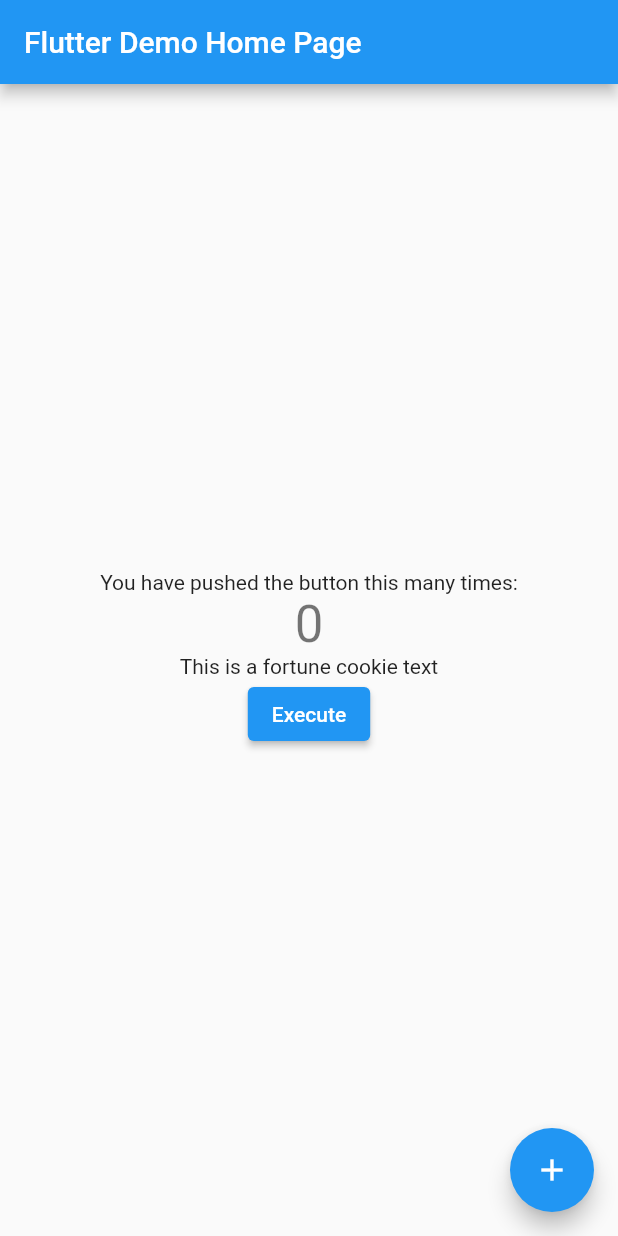
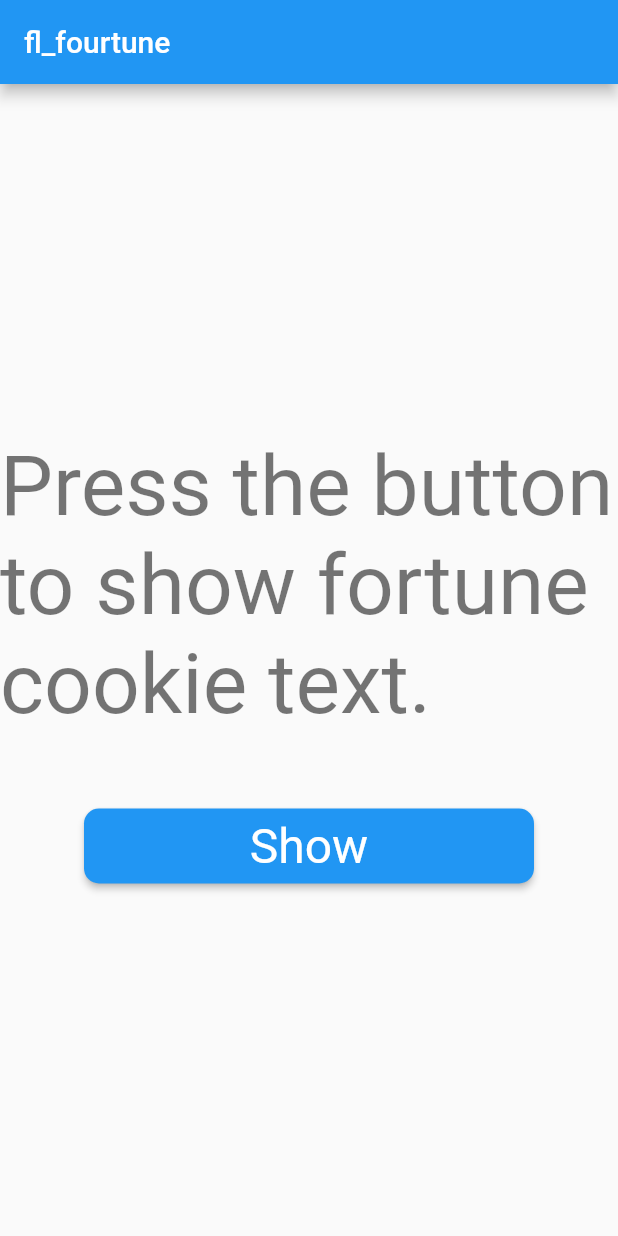
Before and after one commit to ygohko/fl_fortune, a Flutter app: the screen it shows after launch, on a phone screen of 412 x 824 dp. Run offline on Flutter 3.47's test engine with Material 2 defaults, Android fonts, the phone set to English and light mode, and no system bars.

Commit message:
Updated UIs.

```diff
--- a/lib/main.dart
+++ b/lib/main.dart
@@ -10,120 +10,68 @@ void main() {
 class MyApp extends StatelessWidget {
   const MyApp({super.key});
 
-  // This widget is the root of your application.
   @override
   Widget build(BuildContext context) {
     return MaterialApp(
-      title: 'Flutter Demo',
+      title: 'fl_fortune',
       theme: ThemeData(
-        // This is the theme of your application.
-        //
-        // Try running your application with "flutter run". You'll see the
-        // application has a blue toolbar. Then, without quitting the app, try
-        // changing the primarySwatch below to Colors.green and then invoke
-        // "hot reload" (press "r" in the console where you ran "flutter run",
-        // or simply save your changes to "hot reload" in a Flutter IDE).
-        // Notice that the counter didn't reset back to zero; the application
-        // is not restarted.
         primarySwatch: Colors.blue,
       ),
-      home: const MyHomePage(title: 'Flutter Demo Home Page'),
+      home: const MyHomePage(title: 'fl_fourtune'),
     );
   }
 }
 
 class MyHomePage extends StatefulWidget {
+  final String title;
+
   const MyHomePage({super.key, required this.title});
-
-  // This widget is the home page of your application. It is stateful, meaning
-  // that it has a State object (defined below) that contains fields that affect
-  // how it looks.
-
-  // This class is the configuration for the state. It holds the values (in this
-  // case the title) provided by the parent (in this case the App widget) and
-  // used by the build method of the State. Fields in a Widget subclass are
-  // always marked "final".
-
-  final String title;
 
   @override
   State<MyHomePage> createState() => _MyHomePageState();
 }
 
 class _MyHomePageState extends State<MyHomePage> {
-  int _counter = 0;
-  var _fortuneCookieText = 'This is a fortune cookie text';
-
-  void _incrementCounter() {
-    setState(() {
-      // This call to setState tells the Flutter framework that something has
-      // changed in this State, which causes it to rerun the build method below
-      // so that the display can reflect the updated values. If we changed
-      // _counter without calling setState(), then the build method would not be
-      // called again, and so nothing would appear to happen.
-      _counter++;
-    });
-  }
+  var _fortuneCookieText = 'Press the button to show fortune cookie text.';
 
   @override
   Widget build(BuildContext context) {
-    // This method is rerun every time setState is called, for instance as done
-    // by the _incrementCounter method above.
-    //
-    // The Flutter framework has been optimized to make rerunning build methods
-    // fast, so that you can just rebuild anything that needs updating rather
-    // than having to individually change instances of widgets.
     return Scaffold(
       appBar: AppBar(
-        // Here we take the value from the MyHomePage object that was created by
-        // the App.build method, and use it to set our appbar title.
         title: Text(widget.title),
       ),
       body: Center(
-        // Center is a layout widget. It takes a single child and positions it
-        // in the middle of the parent.
         child: Column(
-          // Column is also a layout widget. It takes a list of children and
-          // arranges them vertically. By default, it sizes itself to fit its
-          // children horizontally, and tries to be as tall as its parent.
-          //
-          // Invoke "debug painting" (press "p" in the console, choose the
-          // "Toggle Debug Paint" action from the Flutter Inspector in Android
-          // Studio, or the "Toggle Debug Paint" command in Visual Studio Code)
-          // to see the wireframe for each widget.
-          //
-          // Column has various properties to control how it sizes itself and
-          // how it positions its children. Here we use mainAxisAlignment to
-          // center the children vertically; the main axis here is the vertical
-          // axis because Columns are vertical (the cross axis would be
-          // horizontal).
           mainAxisAlignment: MainAxisAlignment.center,
           children: <Widget>[
-            const Text(
-              'You have pushed the button this many times:',
-            ),
-            Text(
-              '$_counter',
-              style: Theme.of(context).textTheme.headline4,
-            ),
             Text(
               _fortuneCookieText,
+              style: Theme.of(context).textTheme.displayMedium,
             ),
-            ElevatedButton(
-              child: Text('Execute'),
-              onPressed: () {
-                // TODO: Update fortune cookie text
-                _updateFortuneCookieText();
-              },
+            SizedBox(
+              height: 50.0,
+            ),
+            SizedBox(
+              width: 300.0,
+              height: 50.0,
+              child: ElevatedButton(
+                child: Text('Show'),
+                style: ElevatedButton.styleFrom(
+                  textStyle: TextStyle(
+                    fontSize: 32,
+                  ),
+                  shape: RoundedRectangleBorder(
+                    borderRadius: BorderRadius.circular(10),
+                  ),
+                ),
+                onPressed: () {
+                  _updateFortuneCookieText();
+                },
+              ),
             ),
           ],
         ),
       ),
-      floatingActionButton: FloatingActionButton(
-        onPressed: _incrementCounter,
-        tooltip: 'Increment',
-        child: const Icon(Icons.add),
-      ), // This trailing comma makes auto-formatting nicer for build methods.
     );
   }
 
```
